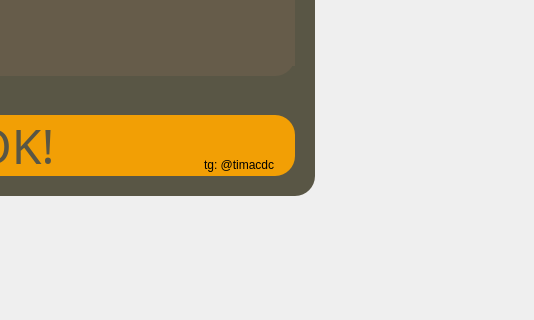
Tim-977/EngFilter-V2.6, file manual.ui: the form before one commit; both pictures show x 306 to 840 and y 465 to 785 of the 840 by 867 pixel window.
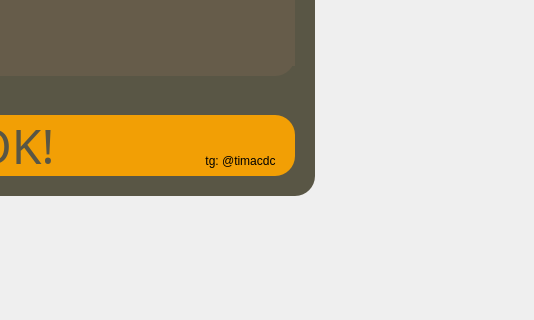
The form after the commit. Icons and pictures are not drawn.

```diff
--- a/manual.ui
+++ b/manual.ui
@@ -167,19 +167,6 @@
     </property>
    </widget>
   </widget>
-  <widget class="QLabel" name="label">
-   <property name="geometry">
-    <rect>
-     <x>510</x>
-     <y>620</y>
-     <width>81</width>
-     <height>20</height>
-    </rect>
-   </property>
-   <property name="text">
-    <string>tg: @timacdc</string>
-   </property>
-  </widget>
   <widget class="QLabel" name="label_2">
    <property name="geometry">
     <rect>
@@ -219,12 +206,28 @@
     <string>Easter Egg</string>
    </property>
   </widget>
+  <widget class="QPushButton" name="eggBtn">
+   <property name="geometry">
+    <rect>
+     <x>500</x>
+     <y>610</y>
+     <width>93</width>
+     <height>31</height>
+    </rect>
+   </property>
+   <property name="text">
+    <string>tg: @timacdc</string>
+   </property>
+   <property name="flat">
+    <bool>true</bool>
+   </property>
+  </widget>
   <zorder>frame</zorder>
   <zorder>frame_2</zorder>
   <zorder>label_1</zorder>
-  <zorder>label</zorder>
   <zorder>label_2</zorder>
   <zorder>label_4</zorder>
+  <zorder>eggBtn</zorder>
  </widget>
  <resources>
   <include location="Pics/snapback.qrc"/>
```
